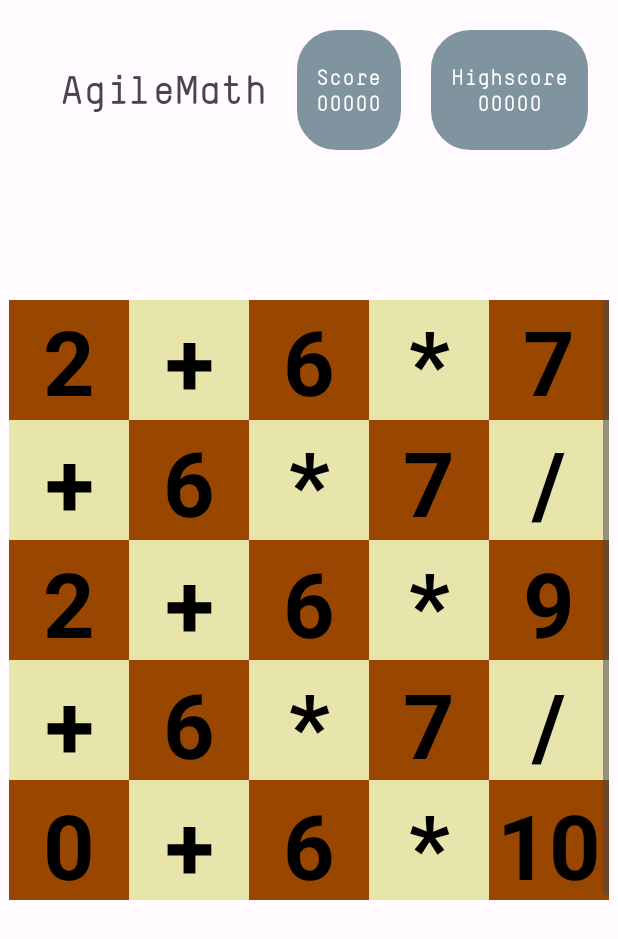
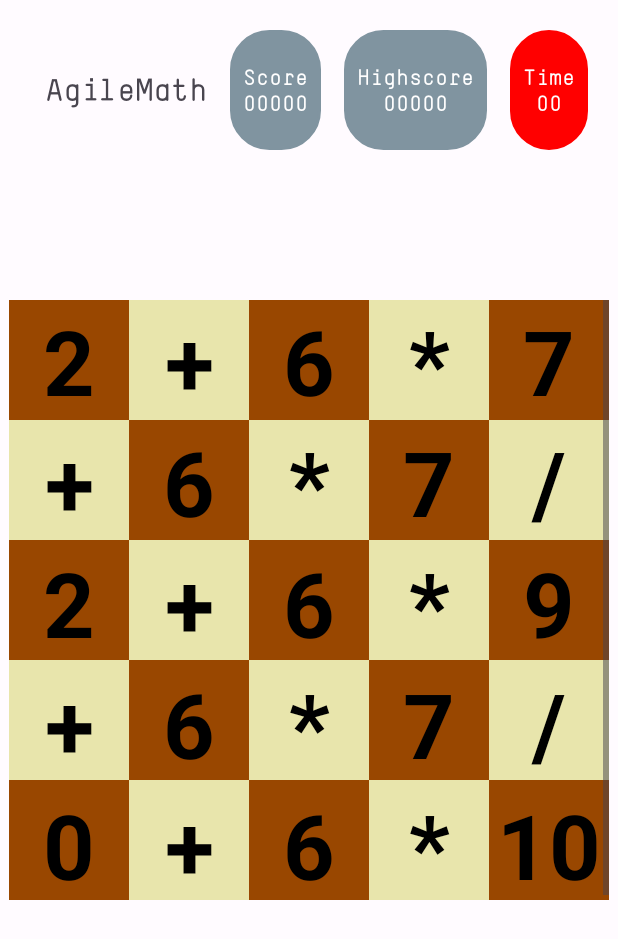
Before and after one commit to ialexreis/amov-app, an Android app: the ScoreFragment screen opened directly, with no data from a screen before it, on a phone screen of 412 x 824 dp. Shown: the top 939 px of the screen. Run offline under Robolectric (Android 15) with nearby library versions, the phone set to English and light mode, and no system bars.

Commit message:
time on score fragment

```diff
--- a/app/src/main/res/layout/fragment_score.xml
+++ b/app/src/main/res/layout/fragment_score.xml
@@ -12,7 +12,7 @@
         android:layout_weight="1"
         android:gravity="center"
         android:orientation="horizontal"
-        android:paddingStart="20sp"
+        android:paddingStart="10sp"
         android:paddingTop="20sp"
         tools:ignore="RtlSymmetry,UselessParent">
 
@@ -20,12 +20,12 @@
             android:layout_width="wrap_content"
             android:layout_height="wrap_content"
             android:text="@string/app_name"
-            android:textSize="25sp" />
+            android:textSize="20sp" />
 
         <LinearLayout
             android:layout_width="wrap_content"
             android:layout_height="match_parent"
-            android:layout_marginStart="20sp"
+            android:layout_marginStart="15sp"
             android:layout_weight="1"
             android:background="@drawable/square"
             android:gravity="center"
@@ -51,7 +51,7 @@
         <LinearLayout
             android:layout_width="wrap_content"
             android:layout_height="match_parent"
-            android:layout_marginStart="20sp"
+            android:layout_marginStart="15sp"
             android:layout_weight="1"
             android:background="@drawable/square"
             android:gravity="center"
@@ -72,5 +72,31 @@
                 android:textColor="#FFFFFF"
                 android:textStyle="bold" />
         </LinearLayout>
+
+        <LinearLayout
+            android:layout_width="wrap_content"
+            android:layout_height="match_parent"
+            android:layout_marginStart="15sp"
+            android:layout_weight="1"
+            android:background="@drawable/square"
+            android:backgroundTint="#FF0000"
+            android:gravity="center"
+            android:orientation="vertical">
+
+            <TextView
+                android:layout_width="wrap_content"
+                android:layout_height="wrap_content"
+                android:text="@string/time"
+                android:textColor="#FFFFFF"
+                android:textStyle="bold" />
+
+            <TextView
+                android:id="@+id/timeleft"
+                android:layout_width="wrap_content"
+                android:layout_height="wrap_content"
+                android:text="@string/_00"
+                android:textColor="#FFFFFF"
+                android:textStyle="bold" />
+        </LinearLayout>
     </LinearLayout>
 </LinearLayout>
--- a/app/src/main/res/values/strings.xml
+++ b/app/src/main/res/values/strings.xml
@@ -13,4 +13,6 @@
     <string name="score">Score</string>
     <string name="highscore">Highscore</string>
     <string name="_00000">00000</string>
+    <string name="time">Time</string>
+    <string name="_00">00</string>
 </resources>
```
